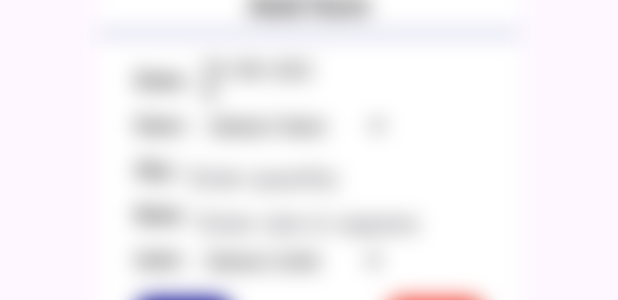
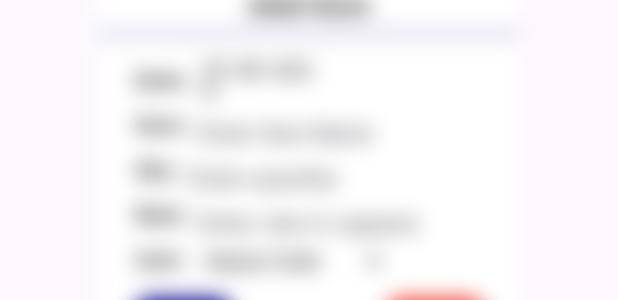
Before and after one commit to Elavarasan-N/GetX, a Flutter app: the AddItem widget shown alone on an empty page, opened directly with empty values, after a tap on "Add", on a phone screen of 412 x 824 dp. Shown: the part 427-727 px from the top of the screen. Run offline on Flutter 3.47's test engine with Material 3 defaults, Android fonts, the phone set to English and light mode, and no system bars; our stand-ins replace awesome_snackbar_content, file_picker, get, pdf; Roboto replaces fonts that are missing (Inter).

Commit message:
item removed dropdown

```diff
--- a/invoice/lib/src/pages/home/ui/popup/add_item.dart
+++ b/invoice/lib/src/pages/home/ui/popup/add_item.dart
@@ -13,7 +13,11 @@ class AddItem extends StatelessWidget {
   final HomeController controller;
   final bool isEdit;
   final int index;
-  const AddItem({super.key, required this.controller, required this.isEdit, required this.index});
+  const AddItem(
+      {super.key,
+      required this.controller,
+      required this.isEdit,
+      required this.index});
 
   @override
   Widget build(BuildContext context) {
@@ -72,12 +76,16 @@ class AddItem extends StatelessWidget {
                       },
                     );
                     if (selected != null) {
-                      controller.itemDate.value = DateFormat('dd-MM-yyyy').format(selected);
+                      controller.itemDate.value =
+                          DateFormat('dd-MM-yyyy').format(selected);
                     }
                   },
                   child: Center(
-                    child: Obx(() => Text(
-                      controller.itemDate.isEmpty ? controller.itemTodayDate : controller.itemDate.value,
+                    child: Obx(
+                      () => Text(
+                        controller.itemDate.isEmpty
+                            ? controller.itemTodayDate
+                            : controller.itemDate.value,
                         style: globalStyle.text.btn1,
                       ),
                     ),
@@ -92,39 +100,23 @@ class AddItem extends StatelessWidget {
                 '${Strings.item} ${Strings.colon} ',
                 style: globalStyle.text.btn,
               ),
-              Obx(
-                () => SizedBox(
+              SizedBox(
                 height: 30.scale,
                 width: 130.scale,
-                  child: DropdownButtonHideUnderline(
-                    child: DropdownButton(
-                      borderRadius: BorderRadius.circular(10),
-                      icon: const Icon(
-                        Icons.arrow_drop_down,
-                        color: AppColors.black,
+                child: TextFormField(
+                  controller: controller.item,
+                  textAlign: TextAlign.start,
+                  style: globalStyle.text.btn1,
+                  inputFormatters: [
+                    LengthLimitingTextInputFormatter(30),
+                    FilteringTextInputFormatter.allow(
+                      RegExp('[a-zA-Z]'),
                     ),
-                      hint: Padding(
-                        padding: EdgeInsets.only(left: 6.scale, top: 3.scale),
-                        child: Text(
-                          controller.selectedItem.value.isEmpty  ? controller.itemType[0] : controller.selectedItem.value,
-                          style: globalStyle.text.btn1.copyWith(
-                            color: AppColors.black,
-                          ),
-                        ),
-                      ),
-                      style: globalStyle.text.btn1.copyWith(
-                        color: AppColors.black,
-                      ),
-                      items: controller.itemType.map(
-                        (e) => DropdownMenuItem(
-                          value: e,
-                          child: Text(e),
-                        ),
-                      ).toList(),
-                      onChanged: (val) {
-                        controller.selectedItem.value = val!;
-                      },
-                    ),
+                  ],
+                  decoration: InputDecoration(
+                    border: InputBorder.none,
+                    hintText: Strings.enterItemName,
+                    contentPadding: EdgeInsets.symmetric(vertical: -11.scale),
                   ),
                 ),
               ),
@@ -182,13 +174,13 @@ class AddItem extends StatelessWidget {
               ),
             ],
           ),
-          Row(
-            children: [
+          Row(children: [
             Text(
               '${Strings.unit} ${Strings.colon} ',
               style: globalStyle.text.btn,
             ),
-              Obx(() => SizedBox(
+            Obx(
+              () => SizedBox(
                 height: 30.scale,
                 width: 130.scale,
                 child: DropdownButtonHideUnderline(
@@ -201,7 +193,9 @@ class AddItem extends StatelessWidget {
                     hint: Padding(
                       padding: EdgeInsets.only(left: 6.scale, top: 3.scale),
                       child: Text(
-                        controller.selectedUnit.value.isEmpty ? controller.unit[0] : controller.selectedUnit.value,
+                        controller.selectedUnit.value.isEmpty
+                            ? controller.unit[0]
+                            : controller.selectedUnit.value,
                         style: globalStyle.text.btn1.copyWith(
                           color: AppColors.black,
                         ),
@@ -210,12 +204,14 @@ class AddItem extends StatelessWidget {
                     style: globalStyle.text.btn1.copyWith(
                       color: AppColors.black,
                     ),
-                    items: controller.unit.map(
+                    items: controller.unit
+                        .map(
                           (e) => DropdownMenuItem(
                             value: e,
                             child: Text(e),
                           ),
-                    ).toList(),
+                        )
+                        .toList(),
                     onChanged: (val) {
                       controller.selectedUnit.value = val!;
                     },
@@ -237,7 +233,7 @@ class AddItem extends StatelessWidget {
                       controller.updateItem(
                         index: index,
                         date: controller.itemDate.value,
-                        item: controller.selectedItem.value,
+                        item: controller.item.text,
                         qty: int.tryParse(controller.qty.text) ?? 0,
                         rate: int.tryParse(controller.rate.text) ?? 0,
                         unit: controller.selectedUnit.value,
@@ -245,7 +241,7 @@ class AddItem extends StatelessWidget {
                     } else {
                       controller.addItem(
                         date: controller.itemDate.value,
-                        item: controller.selectedItem.value,
+                        item: controller.item.text,
                         qty: int.tryParse(controller.qty.text) ?? 0,
                         rate: int.tryParse(controller.rate.text) ?? 0,
                         unit: controller.selectedUnit.value,
@@ -261,7 +257,6 @@ class AddItem extends StatelessWidget {
                 onPressed: () {
                   controller.clearText();
                   controller.selectedUnit.value = '';
-                  controller.selectedItem.value = '';
                   Get.back();
                 },
               ),
@@ -273,7 +268,7 @@ class AddItem extends StatelessWidget {
   }
 
   bool validateInputs() {
-    if (controller.selectedItem.isEmpty) {
+    if (controller.item.text.isEmpty) {
       getXSnackBar(
         title: Strings.warning,
         message: Strings.itemCannotBeEmpty,
@@ -287,7 +282,8 @@ class AddItem extends StatelessWidget {
       );
       return false;
     }
-    if (controller.rate.text.isEmpty || int.tryParse(controller.rate.text) == 0) {
+    if (controller.rate.text.isEmpty ||
+        int.tryParse(controller.rate.text) == 0) {
       getXSnackBar(
         title: Strings.warning,
         message: Strings.rateMustBeGreaterThanZero,
--- a/invoice/pubspec.yaml
+++ b/invoice/pubspec.yaml
@@ -12,7 +12,7 @@ dependencies:
     sdk: flutter
 
   cupertino_icons: ^1.0.2
-  intl: ^0.19.0
+  intl: ^0.18.1
   pdf: ^3.11.1
   get: ^4.6.6
   awesome_snackbar_content: ^0.1.3
```
Also changed, not shown: invoice/lib/src/pages/home/application/home_controller.dart (+23 -15 lines), invoice/lib/src/pages/home/ui/home_page.dart (+21 -12 lines), invoice/pubspec.lock. Lines whose indentation alone changed are shown as unchanged.
